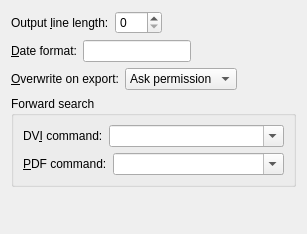
cburschka/lyx, file src/frontends/qt4/ui/PrefOutputUi.ui: the form before one commit.
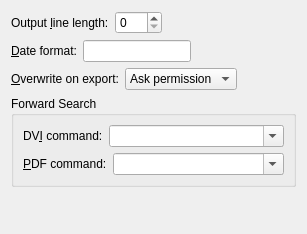
The form after the commit.

```diff
--- a/src/frontends/qt4/ui/PrefOutputUi.ui
+++ b/src/frontends/qt4/ui/PrefOutputUi.ui
@@ -148,7 +148,7 @@
    <item>
     <widget class="QGroupBox" name="groupBox" >
      <property name="title" >
-      <string>Forward search</string>
+      <string>Forward Search</string>
      </property>
      <property name="flat" >
       <bool>true</bool>
```
